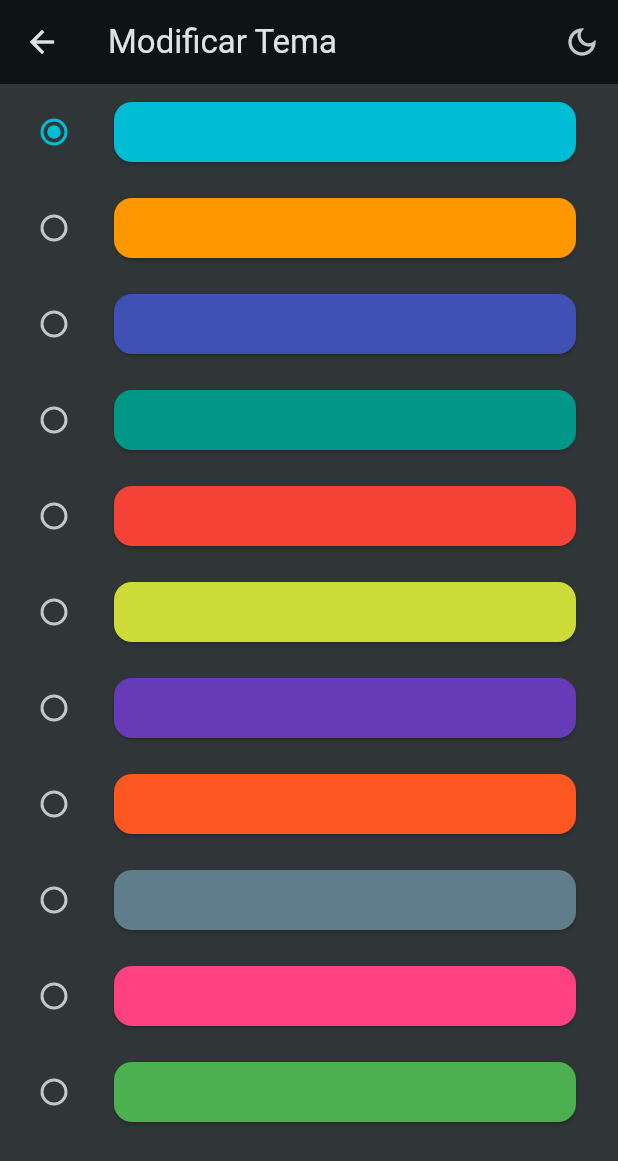
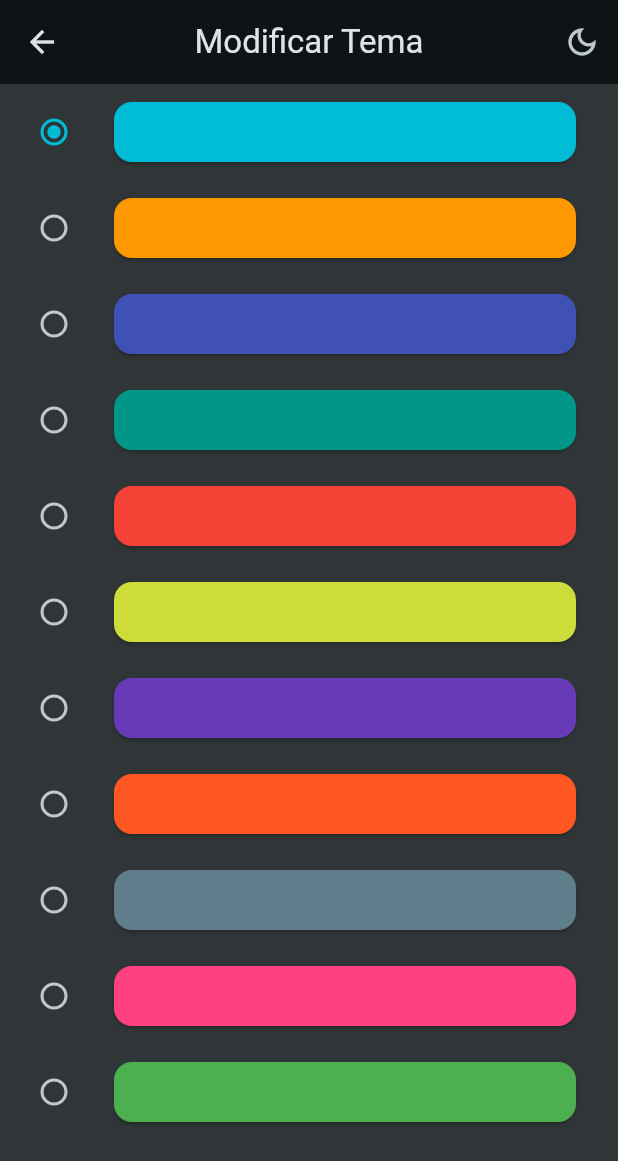
Before and after one commit to Bitxxo/dice_pizza, a Flutter app: the ThemeChangerScreen screen opened by its route, after a tap on the "light mode" icon, on a phone screen of 412 x 824 dp. Shown: the top 1161 px of the screen. Run offline on Flutter 3.47's test engine with Material 3 defaults, Android fonts, the phone set to English and light mode, and no system bars; our stand-ins replace animate_do, dio, equatable, flutter_bloc, flutter_riverpod, go_router and 2 more; accounts and stored records are empty; generated files the repository leaves out were written again.

Commit message:
últimos retoques

```diff
--- a/lib/config/api/dummy_api_dio_interceptor.dart
+++ b/lib/config/api/dummy_api_dio_interceptor.dart
@@ -14,9 +14,6 @@ class DummyRefreshInterceptor extends Interceptor {
   @override
   void onRequest(RequestOptions options, RequestInterceptorHandler handler) {
     if (options.headers.containsKey('Authorization')) {
-      //todo verificar que el token no haya expirado
-      //verificar si expiró o no antes de que la petición se realice
-      //según el resultado, se actualiza el stream
       authNeeded = true;
     } else {
       authNeeded = false;
--- a/lib/config/api/dummy_api_service.dart
+++ b/lib/config/api/dummy_api_service.dart
@@ -46,7 +46,6 @@ class DummyApiService {
   Future<Map<String, dynamic>> refreshToken(DummyRequest request) async {
     Map<String, dynamic> data = {};
     try {
-      //todo probar a hacerle su propio dio a este método
       await dio.post(request.endpoint.name, data: request.info).then((json) {
         data = json.data;
       });
--- a/lib/config/theme/app_theme.dart
+++ b/lib/config/theme/app_theme.dart
@@ -1,6 +1,6 @@
 import 'package:flutter/material.dart';
 
-const listaColores = <Color>[
+const colors = <Color>[
   Colors.cyan,
   Colors.orange,
   Colors.indigo,
@@ -16,20 +16,18 @@ const listaColores = <Color>[
 
 class AppTheme {
   final int selected;
-  final bool modoOscuro;
-  AppTheme({this.selected = 0, this.modoOscuro = false})
-    : assert(selected >= 0, 'El color debe ser mayor que 0'),
-      assert(selected < listaColores.length, 'El color debe ser menor de 10');
+  final bool darkMode;
+  AppTheme({this.selected = 0, this.darkMode = false});
 
   ThemeData getTheme() => ThemeData(
     useMaterial3: true,
-    colorSchemeSeed: listaColores[selected],
-    brightness: modoOscuro ? Brightness.dark : Brightness.light,
-    appBarTheme: const AppBarTheme(centerTitle: false),
+    colorSchemeSeed: colors[selected],
+    brightness: darkMode ? Brightness.dark : Brightness.light,
+    appBarTheme: const AppBarTheme(centerTitle: true),
   );
-  //método típico para copiar una instancia de la clase
-  AppTheme copyWith({int? seleccionado, bool? modoOscuro}) => AppTheme(
-    selected: seleccionado ?? this.selected,
-    modoOscuro: modoOscuro ?? this.modoOscuro,
+
+  AppTheme copyWith({int? selected, bool? darkMode}) => AppTheme(
+    selected: selected ?? this.selected,
+    darkMode: darkMode ?? this.darkMode,
   );
 }
--- a/lib/main.dart
+++ b/lib/main.dart
@@ -7,9 +7,7 @@ import 'package:flutter_riverpod/flutter_riverpod.dart';
 
 Future<void> main() async {
   WidgetsFlutterBinding.ensureInitialized();
-  SystemChrome.setPreferredOrientations([
-    DeviceOrientation.portraitUp,
-  ]).then((value) => runApp(const ProviderScope(child: DiceApp())));
+  runApp(const ProviderScope(child: DiceApp()));
 }
 
 class DiceApp extends StatelessWidget {
--- a/lib/presentation/providers/dummyapi/theme_provider.dart
+++ b/lib/presentation/providers/dummyapi/theme_provider.dart
@@ -1,12 +1,8 @@
 import 'package:dice_pizza/config/theme/app_theme.dart';
 import 'package:flutter_riverpod/flutter_riverpod.dart';
 
-final darkModeProvider = StateProvider((ref) => false);
-
 //listado inmutable de colores
-final colorsProvider = Provider((ref) => listaColores);
-
-final colorSeleccionadoProvider = StateProvider((ref) => 0);
+final colorsProvider = Provider((ref) => colors);
 
 final themeProvider = StateNotifierProvider<ThemeNotifier, AppTheme>(
   (ref) => ThemeNotifier(),
@@ -16,10 +12,10 @@ class ThemeNotifier extends StateNotifier<AppTheme> {
   ThemeNotifier() : super(AppTheme());
 
   void toggleDarkMode() {
-    state = state.copyWith(modoOscuro: !state.modoOscuro);
+    state = state.copyWith(darkMode: !state.darkMode);
   }
 
   void changeColor(int seleccionado) {
-    state = state.copyWith(seleccionado: seleccionado);
+    state = state.copyWith(selected: seleccionado);
   }
 }
--- a/lib/presentation/screens/home_screen.dart
+++ b/lib/presentation/screens/home_screen.dart
@@ -13,7 +13,6 @@ class HomeScreen extends ConsumerWidget {
     final width = MediaQuery.of(context).size.width;
     return Scaffold(
       appBar: AppBar(
-        centerTitle: true,
         title: ref
             .watch(userProvider)
             .whenOrNull(
--- a/lib/presentation/screens/profile_screen.dart
+++ b/lib/presentation/screens/profile_screen.dart
@@ -23,7 +23,7 @@ class _ProfileScreenState extends ConsumerState<ProfileScreen> {
   Widget build(BuildContext context) {
     final TextTheme theme = Theme.of(context).textTheme;
     return Scaffold(
-      appBar: AppBar(centerTitle: true, title: const Text('Profile')),
+      appBar: AppBar(centerTitle: true, title: const Text('Perfil')),
       body: SingleChildScrollView(
         child: Center(
           child: ref
--- a/lib/presentation/screens/theme_screen.dart
+++ b/lib/presentation/screens/theme_screen.dart
@@ -7,7 +7,7 @@ class ThemeChangerScreen extends ConsumerWidget {
   static const nombre = 'Theme Screen';
   @override
   Widget build(BuildContext context, WidgetRef ref) {
-    final bool modoOscuro = ref.watch(themeProvider).modoOscuro;
+    final bool darkMode = ref.watch(themeProvider).darkMode;
     final colors = Theme.of(context).colorScheme;
     return Scaffold(
       backgroundColor: colors.surfaceContainerHighest,
@@ -19,7 +19,7 @@ class ThemeChangerScreen extends ConsumerWidget {
               ref.read(themeProvider.notifier).toggleDarkMode();
             },
             icon:
-                modoOscuro
+                darkMode
                     ? const Icon(Icons.dark_mode_outlined)
                     : const Icon(Icons.light_mode_outlined),
           ),
--- a/lib/presentation/widgets/order_editing_scaffold.dart
+++ b/lib/presentation/widgets/order_editing_scaffold.dart
@@ -17,7 +17,6 @@ class OrderEditingScaffold extends StatelessWidget {
     final colors = Theme.of(context).colorScheme;
     return Scaffold(
       appBar: AppBar(
-        centerTitle: true,
         backgroundColor: colors.tertiaryContainer,
         title: Text(title),
         toolbarHeight: 50,
```
Also changed, not shown: lib/config/router/router_provider.dart (+7 -0 lines), lib/presentation/providers/dummyapi/dummy_api_auth_provider.dart (+1 -12 lines), 1 other file.
